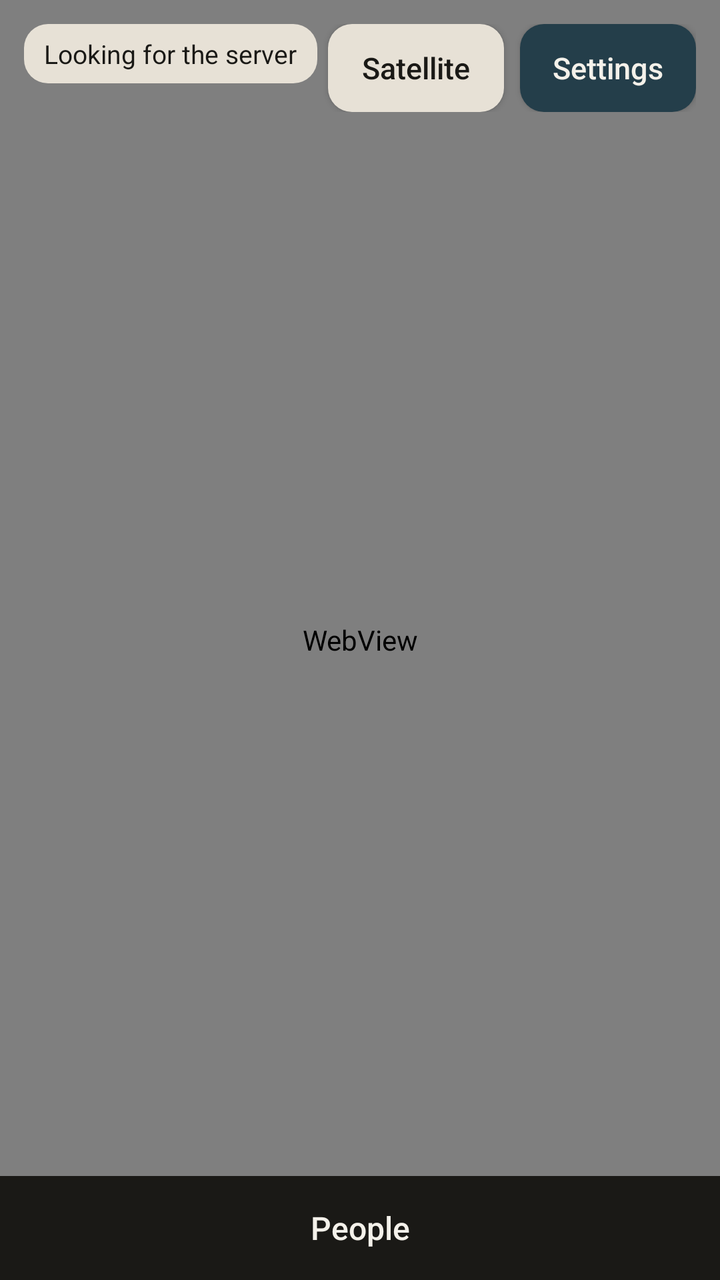
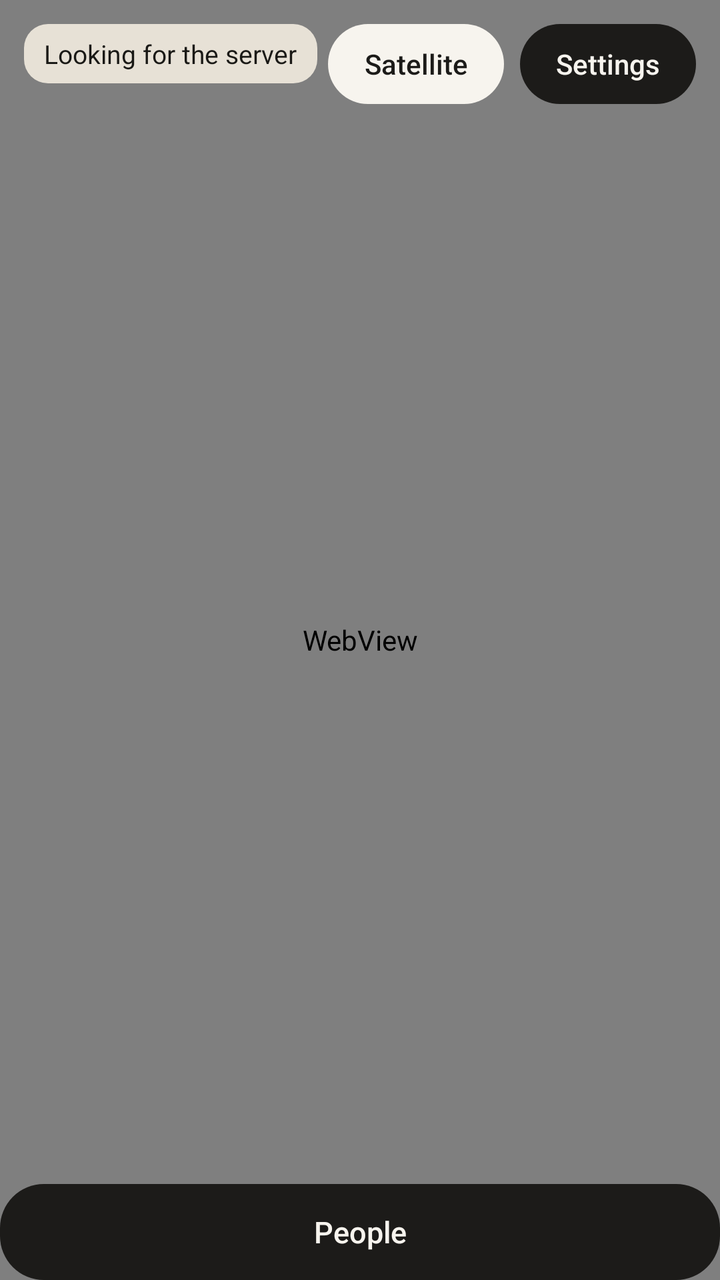

Compare the two renders of this Android layout. The source of the first and the diff that turns it into the second are given below.
<!-- AndroidManifest.xml: application theme android:Theme.Material.Light.NoActionBar -->
<!-- res/layout/activity_map.xml -->
<?xml version="1.0" encoding="utf-8"?>
<FrameLayout xmlns:android="http://schemas.android.com/apk/res/android"
    android:layout_width="match_parent"
    android:layout_height="match_parent"
    android:background="#E7E2D6">

    <WebView
        android:id="@+id/map"
        android:layout_width="match_parent"
        android:layout_height="match_parent" />

    <LinearLayout
        android:layout_width="match_parent"
        android:layout_height="wrap_content"
        android:gravity="end"
        android:orientation="horizontal"
        android:padding="12dp">

        <Button
            android:id="@+id/satelliteButton"
            android:layout_width="wrap_content"
            android:layout_height="44dp"
            android:layout_marginRight="8dp"
            android:background="@drawable/btn_secondary"
            android:paddingLeft="16dp"
            android:paddingRight="16dp"
            android:text="Satellite"
            android:textAllCaps="false"
            android:textColor="#1A1916"
            android:textSize="15sp" />

        <Button
            android:id="@+id/settingsButton"
            android:layout_width="wrap_content"
            android:layout_height="44dp"
            android:background="@drawable/btn_primary"
            android:paddingLeft="16dp"
            android:paddingRight="16dp"
            android:text="Settings"
            android:textAllCaps="false"
            android:textColor="#F4F1EA"
            android:textSize="15sp" />
    </LinearLayout>

    <TextView
        android:id="@+id/statusText"
        android:layout_width="wrap_content"
        android:layout_height="wrap_content"
        android:layout_gravity="top|start"
        android:layout_margin="12dp"
        android:background="@drawable/status_bg"
        android:paddingLeft="10dp"
        android:paddingTop="6dp"
        android:paddingRight="10dp"
        android:paddingBottom="6dp"
        android:text="Looking for the server"
        android:textColor="#1A1916"
        android:textSize="13sp" />

    <LinearLayout
        android:layout_width="match_parent"
        android:layout_height="wrap_content"
        android:layout_gravity="bottom"
        android:orientation="vertical">

        <LinearLayout
            android:id="@+id/sheet"
            android:layout_width="match_parent"
            android:layout_height="wrap_content"
            android:background="#F7F4EE"
            android:orientation="vertical"
            android:paddingLeft="12dp"
            android:paddingTop="8dp"
            android:paddingRight="12dp"
            android:visibility="gone">

            <TextView
                android:layout_width="match_parent"
                android:layout_height="wrap_content"
                android:paddingBottom="6dp"
                android:text="People in your group"
                android:textColor="#1A1916"
                android:textSize="16sp"
                android:textStyle="bold" />

            <ScrollView
                android:layout_width="match_parent"
                android:layout_height="280dp">

                <LinearLayout
                    android:id="@+id/peopleList"
                    android:layout_width="match_parent"
                    android:layout_height="wrap_content"
                    android:orientation="vertical" />
            </ScrollView>
        </LinearLayout>

        <Button
            android:id="@+id/peopleTab"
            android:layout_width="match_parent"
            android:layout_height="52dp"
            android:background="#1A1916"
            android:text="People"
            android:textAllCaps="false"
            android:textColor="#F4F1EA"
            android:textSize="16sp" />
    </LinearLayout>
</FrameLayout>
<!-- resources referenced by this layout -->
<resources>
  <!-- drawable btn_primary (drawable) -->
  <?xml version="1.0" encoding="utf-8"?>
  <shape xmlns:android="http://schemas.android.com/apk/res/android" android:shape="rectangle">
      <solid android:color="#243E4A" />
      <corners android:radius="12dp" />
  </shape>
  <!-- drawable btn_secondary (drawable) -->
  <?xml version="1.0" encoding="utf-8"?>
  <shape xmlns:android="http://schemas.android.com/apk/res/android" android:shape="rectangle">
      <solid android:color="#E7E1D6" />
      <corners android:radius="12dp" />
  </shape>
  <!-- drawable status_bg (drawable) -->
  <?xml version="1.0" encoding="utf-8"?>
  <shape xmlns:android="http://schemas.android.com/apk/res/android" android:shape="rectangle">
      <solid android:color="#E7E1D6" />
      <corners android:radius="12dp" />
  </shape>
</resources>

<!-- the commit's change to res/layout/activity_map.xml (unified diff, before → after) -->
@@ -19,27 +19,29 @@
         <Button
             android:id="@+id/satelliteButton"
             android:layout_width="wrap_content"
-            android:layout_height="44dp"
+            android:layout_height="40dp"
             android:layout_marginRight="8dp"
-            android:background="@drawable/btn_secondary"
+            android:background="@drawable/pill_light"
+            android:stateListAnimator="@null"
             android:paddingLeft="16dp"
             android:paddingRight="16dp"
             android:text="Satellite"
             android:textAllCaps="false"
-            android:textColor="#1A1916"
-            android:textSize="15sp" />
+            android:textColor="#1C1B19"
+            android:textSize="14sp" />
 
         <Button
             android:id="@+id/settingsButton"
             android:layout_width="wrap_content"
-            android:layout_height="44dp"
-            android:background="@drawable/btn_primary"
+            android:layout_height="40dp"
+            android:background="@drawable/pill_dark"
+            android:stateListAnimator="@null"
             android:paddingLeft="16dp"
             android:paddingRight="16dp"
             android:text="Settings"
             android:textAllCaps="false"
-            android:textColor="#F4F1EA"
-            android:textSize="15sp" />
+            android:textColor="#F7F4EE"
+            android:textSize="14sp" />
     </LinearLayout>
 
     <TextView
@@ -64,14 +66,93 @@
         android:orientation="vertical">
 
         <LinearLayout
+            android:id="@+id/personCard"
+            android:layout_width="match_parent"
+            android:layout_height="wrap_content"
+            android:layout_marginLeft="12dp"
+            android:layout_marginRight="12dp"
+            android:layout_marginBottom="8dp"
+            android:background="@drawable/card_bg"
+            android:orientation="vertical"
+            android:padding="14dp"
+            android:visibility="gone">
+
+            <TextView
+                android:id="@+id/cardName"
+                android:layout_width="match_parent"
+                android:layout_height="wrap_content"
+                android:textColor="#1C1B19"
+                android:textSize="18sp"
+                android:textStyle="bold" />
+
+            <TextView
+                android:id="@+id/cardArrived"
+                android:layout_width="match_parent"
+                android:layout_height="wrap_content"
+                android:paddingTop="4dp"
+                android:textColor="#5C584F"
+                android:textSize="14sp" />
+
+            <TextView
+                android:id="@+id/cardStay"
+                android:layout_width="match_parent"
+                android:layout_height="wrap_content"
+                android:paddingTop="2dp"
+                android:paddingBottom="10dp"
+                android:textColor="#5C584F"
+                android:textSize="14sp" />
+
+            <LinearLayout
+                android:layout_width="match_parent"
+                android:layout_height="wrap_content"
+                android:orientation="horizontal">
+
+                <Button
+                    android:id="@+id/cardView"
+                    android:layout_width="0dp"
+                    android:layout_height="40dp"
+                    android:layout_marginRight="6dp"
+                    android:layout_weight="1"
+                    android:background="@drawable/pill_light"
+                    android:stateListAnimator="@null"
+                    android:text="View"
+                    android:textAllCaps="false"
+                    android:textColor="#1C1B19" />
+
+                <Button
+                    android:id="@+id/cardCall"
+                    android:layout_width="0dp"
+                    android:layout_height="40dp"
+                    android:layout_marginRight="6dp"
+                    android:layout_weight="1"
+                    android:background="@drawable/pill_light"
+                    android:stateListAnimator="@null"
+                    android:text="Call"
+                    android:textAllCaps="false"
+                    android:textColor="#1C1B19" />
+
+                <Button
+                    android:id="@+id/cardText"
+                    android:layout_width="0dp"
+                    android:layout_height="40dp"
+                    android:layout_weight="1"
+                    android:background="@drawable/pill_dark"
+                    android:stateListAnimator="@null"
+                    android:text="Text"
+                    android:textAllCaps="false"
+                    android:textColor="#F7F4EE" />
+            </LinearLayout>
+        </LinearLayout>
+
+        <LinearLayout
             android:id="@+id/sheet"
             android:layout_width="match_parent"
             android:layout_height="wrap_content"
-            android:background="#F7F4EE"
+            android:background="@drawable/sheet_bg"
             android:orientation="vertical"
-            android:paddingLeft="12dp"
-            android:paddingTop="8dp"
-            android:paddingRight="12dp"
+            android:paddingLeft="16dp"
+            android:paddingTop="12dp"
+            android:paddingRight="16dp"
             android:visibility="gone">
 
             <TextView
@@ -98,11 +179,12 @@
         <Button
             android:id="@+id/peopleTab"
             android:layout_width="match_parent"
-            android:layout_height="52dp"
-            android:background="#1A1916"
+            android:layout_height="48dp"
+            android:background="@drawable/pill_dark"
+            android:stateListAnimator="@null"
             android:text="People"
             android:textAllCaps="false"
-            android:textColor="#F4F1EA"
-            android:textSize="16sp" />
+            android:textColor="#F7F4EE"
+            android:textSize="15sp" />
     </LinearLayout>
 </FrameLayout>
<!-- resource entries referenced after the edit -->
@@ -1,16 +1,28 @@
 <!-- resources referenced by this layout -->
 <resources>
-  <!-- drawable btn_primary (drawable) -->
+  <!-- drawable card_bg (drawable) -->
   <?xml version="1.0" encoding="utf-8"?>
   <shape xmlns:android="http://schemas.android.com/apk/res/android" android:shape="rectangle">
-      <solid android:color="#243E4A" />
-      <corners android:radius="12dp" />
+      <solid android:color="#FFFFFF" />
+      <corners android:radius="18dp" />
   </shape>
-  <!-- drawable btn_secondary (drawable) -->
+  <!-- drawable pill_dark (drawable) -->
   <?xml version="1.0" encoding="utf-8"?>
   <shape xmlns:android="http://schemas.android.com/apk/res/android" android:shape="rectangle">
-      <solid android:color="#E7E1D6" />
-      <corners android:radius="12dp" />
+      <solid android:color="#1C1B19" />
+      <corners android:radius="22dp" />
+  </shape>
+  <!-- drawable pill_light (drawable) -->
+  <?xml version="1.0" encoding="utf-8"?>
+  <shape xmlns:android="http://schemas.android.com/apk/res/android" android:shape="rectangle">
+      <solid android:color="#F7F4EE" />
+      <corners android:radius="22dp" />
+  </shape>
+  <!-- drawable sheet_bg (drawable) -->
+  <?xml version="1.0" encoding="utf-8"?>
+  <shape xmlns:android="http://schemas.android.com/apk/res/android" android:shape="rectangle">
+      <solid android:color="#F7F4EE" />
+      <corners android:topLeftRadius="22dp" android:topRightRadius="22dp" />
   </shape>
   <!-- drawable status_bg (drawable) -->
   <?xml version="1.0" encoding="utf-8"?>
